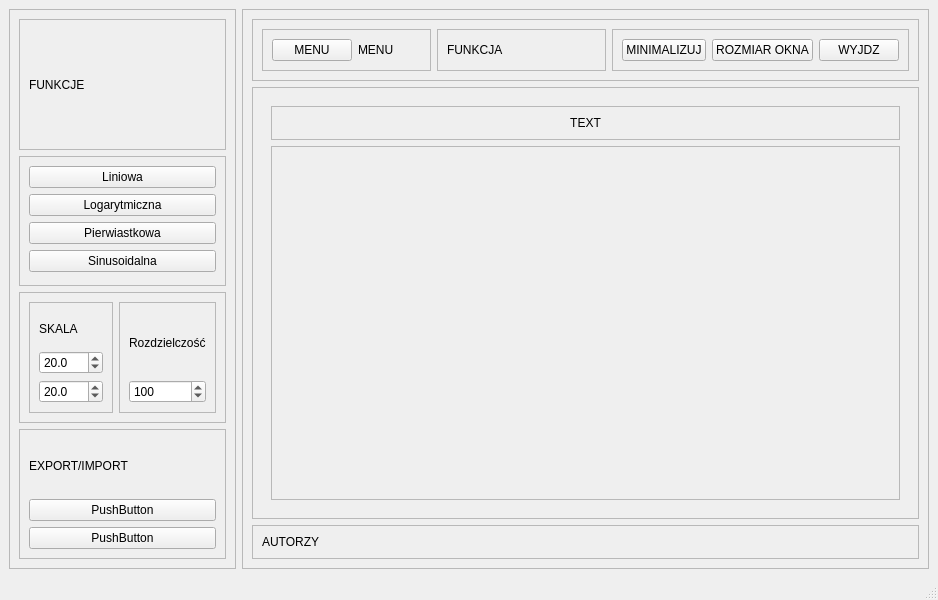
Qt form mainwindow.ui (Kris434/FUNkcje) before a commit.
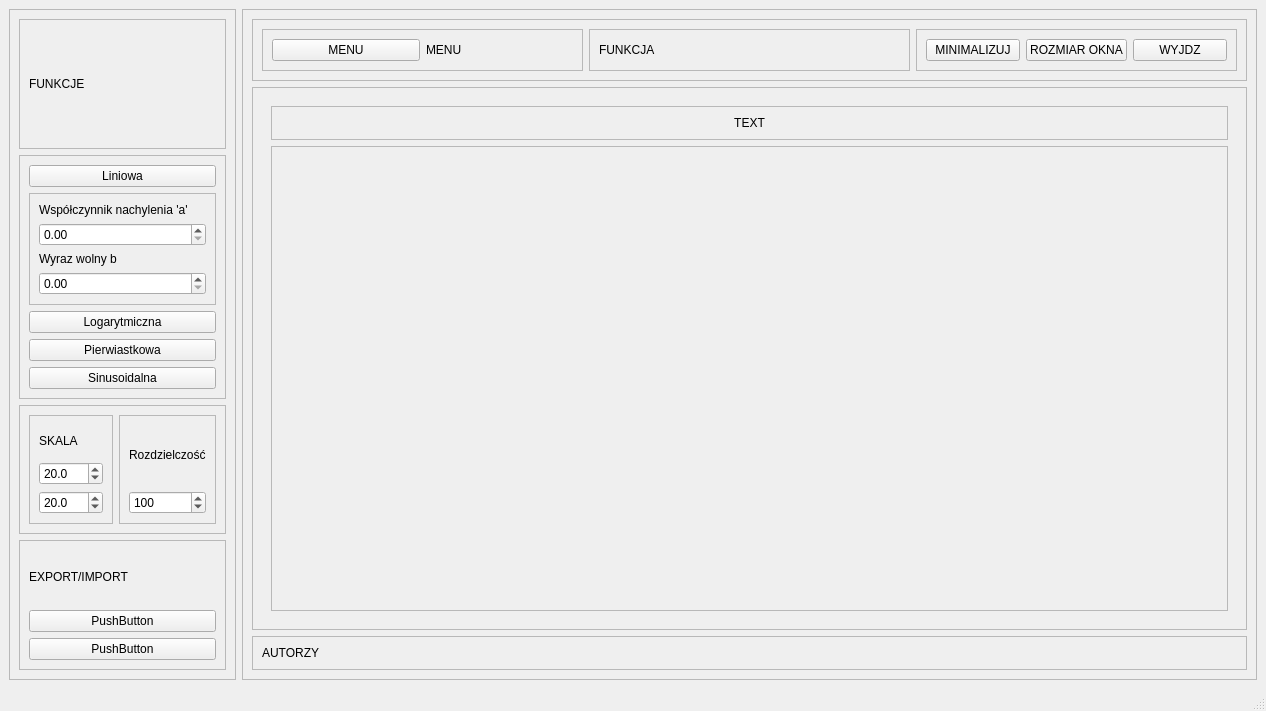
The same form after that commit. Custom widgets are drawn as their Qt base class.

Commit message: skala i wspolczynnik a oraz b w liniowej

```diff
--- a/mainwindow.ui
+++ b/mainwindow.ui
@@ -6,8 +6,8 @@
    <rect>
     <x>0</x>
     <y>0</y>
-    <width>938</width>
-    <height>600</height>
+    <width>1266</width>
+    <height>711</height>
    </rect>
   </property>
   <property name="windowTitle">
@@ -59,6 +59,38 @@
             </property>
            </widget>
           </item>
+          <item>
+           <widget class="QFrame" name="menu_liniowa">
+            <property name="frameShape">
+             <enum>QFrame::StyledPanel</enum>
+            </property>
+            <property name="frameShadow">
+             <enum>QFrame::Raised</enum>
+            </property>
+            <layout class="QVBoxLayout" name="verticalLayout_13">
+             <item>
+              <widget class="QLabel" name="label_10">
+               <property name="text">
+                <string>Współczynnik nachylenia 'a'</string>
+               </property>
+              </widget>
+             </item>
+             <item>
+              <widget class="QDoubleSpinBox" name="liniowa_A"/>
+             </item>
+             <item>
+              <widget class="QLabel" name="label_9">
+               <property name="text">
+                <string>Wyraz wolny b</string>
+               </property>
+              </widget>
+             </item>
+             <item>
+              <widget class="QDoubleSpinBox" name="liniowa_B"/>
+             </item>
+            </layout>
+           </widget>
+          </item>
           <item>
            <widget class="QPushButton" name="pushButton_2">
             <property name="text">
```
Left out of the diff: 8 changed lines with no effect on the pictures. The commit also changes 2 other files.
